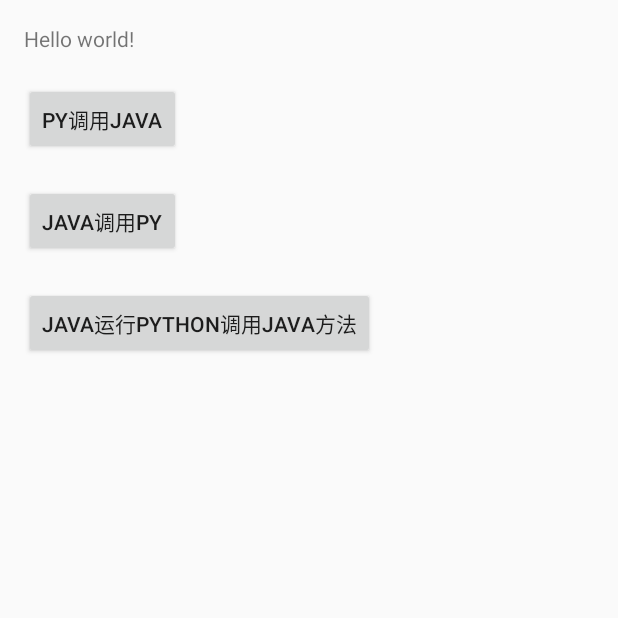
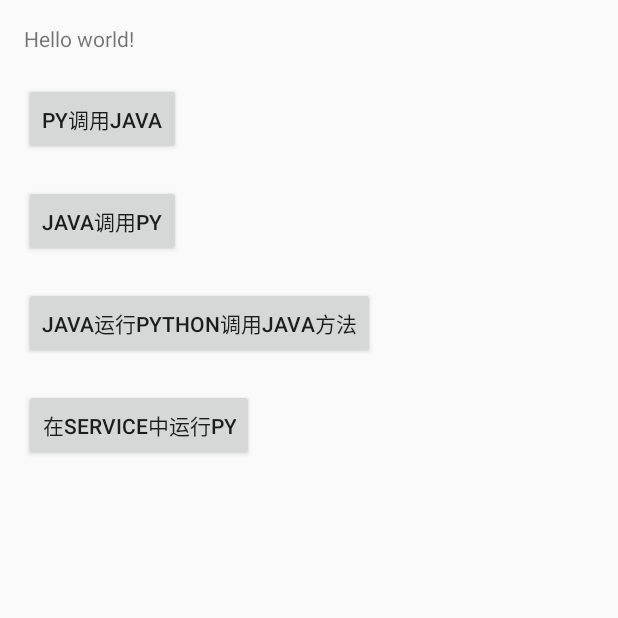
Before and after one commit to Xu-TikT/PyCompiler, an Android app: the screen it shows after launch (MainActivity), on a phone screen of 412 x 824 dp, the top half of it. Run offline under Robolectric (Android 15) with nearby library versions, the phone set to English and light mode, and no system bars.

Commit message:
添加在Service中运行py代码

```diff
--- a/app/src/main/AndroidManifest.xml
+++ b/app/src/main/AndroidManifest.xml
@@ -20,6 +20,11 @@
                 <category android:name="android.intent.category.LAUNCHER" />
             </intent-filter>
         </activity>
+
+        <service
+            android:name=".PyCompilerService"
+            android:enabled="true"
+            android:exported="true"></service>
     </application>
 
 </manifest>
--- a/app/src/main/java/com/baidu/pythoncompiler/CallBackClass.java
+++ b/app/src/main/java/com/baidu/pythoncompiler/CallBackClass.java
@@ -1,6 +1,7 @@
 package com.baidu.pythoncompiler;
 
 import android.util.Log;
+import android.widget.Toast;
 
 import com.srplab.www.starcore.StarObjectClass;
 import com.srplab.www.starcore.StarParaPkgClass;
@@ -34,9 +35,10 @@ public class CallBackClass {
         System.out.println("" + d3);
     }
 
-    public int faceDeceted(){
+    public int faceDeceted() {
         try {
             Thread.sleep(2000);
+            Toast.makeText(MainActivity.Host, "人脸检测返回成功", Toast.LENGTH_SHORT).show();
         } catch (InterruptedException e) {
             e.printStackTrace();
         }
--- a/app/src/main/java/com/baidu/pythoncompiler/MainActivity.java
+++ b/app/src/main/java/com/baidu/pythoncompiler/MainActivity.java
@@ -1,7 +1,11 @@
 package com.baidu.pythoncompiler;
 
 import android.app.Activity;
+import android.content.ComponentName;
+import android.content.Intent;
+import android.content.ServiceConnection;
 import android.os.Bundle;
+import android.os.IBinder;
 import android.view.View;
 
 import com.srplab.www.starcore.StarCoreFactory;
@@ -28,10 +32,41 @@ public class MainActivity extends Activity {
 
         Host = this;
 
+//        copyJar();
+//        initSrv();
+        bindService(new Intent(this,PyCompilerService.class),conn,BIND_AUTO_CREATE);
+
+    }
+
+    private void initSrv() {
+    /*----init starcore----*/
+        StarCoreFactoryPath.StarCoreCoreLibraryPath = this.getApplicationInfo().nativeLibraryDir;
+        StarCoreFactoryPath.StarCoreShareLibraryPath = this.getApplicationInfo().nativeLibraryDir;
+        StarCoreFactoryPath.StarCoreOperationPath = "/data/data/" + getPackageName() + "/files";
+
+        StarCoreFactory starcore = StarCoreFactory.GetFactory();
+        service = starcore._InitSimple("test", "123", 0, 0);
+        SrvGroup = (StarSrvGroupClass) service._Get("_ServiceGroup");
+        service._CheckPassword(false);
+
+		/*----run python code----*/
+        SrvGroup._InitRaw("python34", service);//调用函数"_InitRaw"初始化python接口
+        //使用函数"_ImportRawContext("python","",false,nil);"获取python全局原生对象,python类
+        python = service._ImportRawContext("python", "", false, "");
+        python._Call("import", "sys");
+
+        StarObjectClass pythonSys = python._GetObject("sys");
+        StarObjectClass pythonPath = (StarObjectClass) pythonSys._Get("path");
+        pythonPath._Call("insert", 0, "/data/data/" + getPackageName() + "/files/python3.4.zip");
+        pythonPath._Call("insert", 0, this.getApplicationInfo().nativeLibraryDir);
+        pythonPath._Call("insert", 0, "/data/data/" + getPackageName() + "/files");
+    }
+
+    private void copyJar() {
         File destDir = new File("/data/data/" + getPackageName() + "/files");
         if (!destDir.exists())
             destDir.mkdirs();
-        java.io.File python2_7_libFile = new java.io.File("/data/data/" + getPackageName() + "/files/python3.4.zip");
+        File python2_7_libFile = new File("/data/data/" + getPackageName() + "/files/python3.4.zip");
         if (!python2_7_libFile.exists()) {
             try {
                 PyCompileUtils.copyFile(this, "python3.4.zip", null);
@@ -55,19 +90,6 @@ public class MainActivity extends Activity {
         } catch (Exception e) {
             System.out.println(e);
         }
-        /*----load test.py----*/
-//        String pystring = null;
-//        try {
-//            AssetManager assetManager = getAssets();
-//            InputStream dataSource = assetManager.open("test.py");
-//            int size = dataSource.available();
-//            byte[] buffer = new byte[size];
-//            dataSource.read(buffer);
-//            dataSource.close();
-//            pystring = new String(buffer);
-//        } catch (IOException e) {
-//            System.out.println(e);
-//        }
 
         try {
             //--load python34 core library first;
@@ -75,34 +97,6 @@ public class MainActivity extends Activity {
         } catch (UnsatisfiedLinkError ex) {
             System.out.println(ex.toString());
         }
-
-        /*----init starcore----*/
-        StarCoreFactoryPath.StarCoreCoreLibraryPath = this.getApplicationInfo().nativeLibraryDir;
-        StarCoreFactoryPath.StarCoreShareLibraryPath = this.getApplicationInfo().nativeLibraryDir;
-        StarCoreFactoryPath.StarCoreOperationPath = "/data/data/" + getPackageName() + "/files";
-
-        StarCoreFactory starcore = StarCoreFactory.GetFactory();
-        service = starcore._InitSimple("test", "123", 0, 0);
-        SrvGroup = (StarSrvGroupClass) service._Get("_ServiceGroup");
-        service._CheckPassword(false);
-
-		/*----run python code----*/
-        SrvGroup._InitRaw("python34", service);//调用函数"_InitRaw"初始化python接口
-        //使用函数"_ImportRawContext("python","",false,nil);"获取python全局原生对象,python类
-        python = service._ImportRawContext("python", "", false, "");
-        python._Call("import", "sys");
-
-        StarObjectClass pythonSys = python._GetObject("sys");
-        StarObjectClass pythonPath = (StarObjectClass) pythonSys._Get("path");
-        pythonPath._Call("insert", 0, "/data/data/" + getPackageName() + "/files/python3.4.zip");
-        pythonPath._Call("insert", 0, this.getApplicationInfo().nativeLibraryDir);
-        pythonPath._Call("insert", 0, "/data/data/" + getPackageName() + "/files");
-
-//        python._Call("execute", pystring);//使用函数"XX._Call("funcname",...)"或者"XX._Get/_Set("Variable")"调用python函数,设置/获取python变量数值
-//        python._Call("testread", "/data/data/" + getPackageName() + "/files/test.txt");
-//        String CorePath = "/data/data/" + getPackageName() + "/files";
-//        python._Set("JavaClass", CallBackClass.class);
-//        service._DoFile("python", CorePath + "/test_calljava.py", "");
     }
 
     /**
@@ -183,5 +177,23 @@ public class MainActivity extends Activity {
         python._Call("execute",thcCallJava);
     }
 
+    PyCompilerService.MyBinder mBinder;
+    ServiceConnection conn = new ServiceConnection() {
+        @Override
+        public void onServiceConnected(ComponentName name, IBinder service) {
+            mBinder = (PyCompilerService.MyBinder) service;
+        }
+
+        @Override
+        public void onServiceDisconnected(ComponentName name) {
+
+        }
+    };
+
+    public void runPyInService(View view){
+        mBinder.executePyCode(thcCallJava);
+    }
+
+
 
 }
--- a/app/src/main/res/layout/activity_main.xml
+++ b/app/src/main/res/layout/activity_main.xml
@@ -35,4 +35,12 @@
         android:onClick="javaAndPy"
         android:text="java运行python调用java方法" />
 
+    <Button
+        android:layout_width="wrap_content"
+        android:layout_height="wrap_content"
+        android:layout_marginTop="20dp"
+        android:onClick="runPyInService"
+        android:text="在Service中运行py" />
+
+
 </LinearLayout>
```
Also changed, not shown: app/src/main/java/com/baidu/pythoncompiler/PyCompilerService.java (added, +107 -0 lines).
